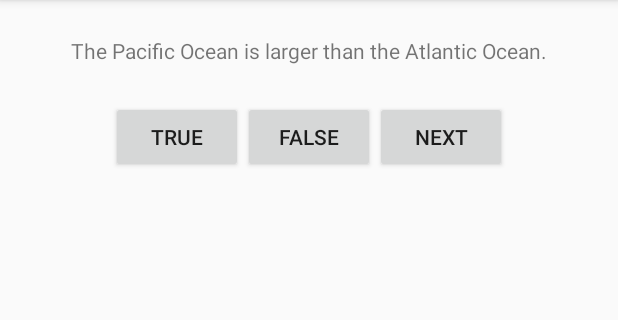
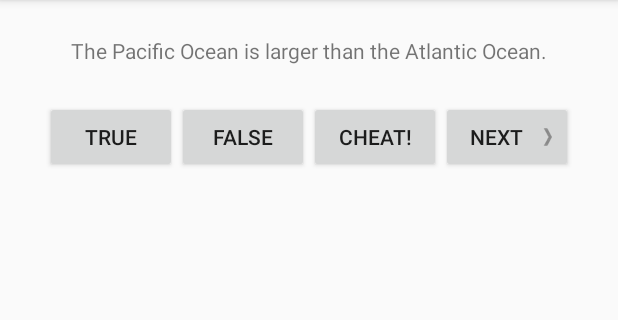
Before and after one commit to maugomez77/GeoQuizz, an Android app: the screen it shows after launch (QuizActivity), on a phone screen of 412 x 824 dp, the part 84-404 px from its top. Run offline under Robolectric (Android 15) with nearby library versions, the phone set to English and light mode, and no system bars.

Commit message:
Adding the cheat parts plus new screens

```diff
--- a/app/src/main/java/com/example/mgomez/geoquizz/QuizActivity.java
+++ b/app/src/main/java/com/example/mgomez/geoquizz/QuizActivity.java
@@ -1,5 +1,7 @@
 package com.example.mgomez.geoquizz;
 
+import android.app.Activity;
+import android.content.Intent;
 import android.support.v7.app.AppCompatActivity;
 import android.os.Bundle;
 import android.util.Log;
@@ -11,10 +13,14 @@ import android.widget.Toast;
 public class QuizActivity extends AppCompatActivity {
 
     private static final String TAG = "QuizActivity";
+    private static final String KEY_INDEX = "index";
+    private static final int REQUEST_CODE_CHEAT = 0;
 
     private Button mTrueButton;
     private Button mFalseButton;
     private Button mNextButton;
+    private Button mCheatButton;
+
     private TextView mQuestionTextView;
 
     private Question[] mQuestionBank = new Question[] {
@@ -26,6 +32,7 @@ public class QuizActivity extends AppCompatActivity {
     };
 
     private int mCurrentIndex = 0;
+    private boolean mIsCheater;
 
     @Override
     public void onStart() {
@@ -63,6 +70,13 @@ public class QuizActivity extends AppCompatActivity {
         Log.d(TAG,  "onCreate(Bundle) called");
         setContentView(R.layout.activity_quiz);
 
+        //between the changes according to orientation, keyboard, language
+        //android will call the destroy, but provides a method
+        //to save the current state before killing the app
+        if (savedInstanceState != null) {
+            mCurrentIndex = savedInstanceState.getInt(KEY_INDEX, 0);
+        }
+
         mQuestionTextView = (TextView) findViewById(R.id.question_text_view);
         updateQuestion();
 
@@ -89,7 +103,22 @@ public class QuizActivity extends AppCompatActivity {
             @Override
             public void onClick(View v) {
                 mCurrentIndex = (mCurrentIndex + 1) % mQuestionBank.length;
+                mIsCheater = false;
                 updateQuestion();
+            }
+        });
+
+        mCheatButton = (Button) findViewById(R.id.cheat_button);
+        mCheatButton.setOnClickListener(new View.OnClickListener() {
+            @Override
+            public void onClick(View v) {
+                //start cheat activity
+                //Intent i = new Intent(QuizActivity.this, CheatActivity.class);
+
+                boolean answerIsTrue = mQuestionBank[mCurrentIndex].isAnswerTrue();
+                Intent i = CheatActivity.newIntent(QuizActivity.this, answerIsTrue);
+                //startActivity(i);
+                startActivityForResult(i, REQUEST_CODE_CHEAT);
             }
         });
 
@@ -103,12 +132,38 @@ public class QuizActivity extends AppCompatActivity {
     private void checkAnswer(boolean userPressedTrue) {
         boolean answerIsTrue = mQuestionBank[mCurrentIndex].isAnswerTrue();
         int messageResId = 0;
-        if (userPressedTrue == answerIsTrue) {
-            messageResId = R.string.correct_toast;
+        if (mIsCheater) {
+            messageResId = R.string.judgement_toast;
         } else {
-            messageResId = R.string.incorrect_toast;
+            if (userPressedTrue == answerIsTrue) {
+                messageResId = R.string.correct_toast;
+            } else {
+                messageResId = R.string.incorrect_toast;
+            }
         }
 
         Toast.makeText(this, messageResId, Toast.LENGTH_LONG).show();
     }
+
+    @Override
+    public void onSaveInstanceState(Bundle savedInstanceState) {
+        super.onSaveInstanceState(savedInstanceState);
+        Log.i(TAG, "onSaveInstanceState " + mCurrentIndex);
+        savedInstanceState.putInt(KEY_INDEX, mCurrentIndex);
+    }
+
+    @Override
+    protected void onActivityResult(int requestCode, int resultCode, Intent data) {
+        if (resultCode != Activity.RESULT_OK) {
+            return;
+        }
+
+        if (requestCode == REQUEST_CODE_CHEAT) {
+            if (data == null) {
+                return;
+            }
+
+            mIsCheater = CheatActivity.wasAnswerShown(data);
+        }
+    }
 }
--- /dev/null
+++ b/app/src/main/res/layout-land/activity_quiz.xml
@@ -0,0 +1,49 @@
+<?xml version="1.0" encoding="utf-8"?>
+<FrameLayout  xmlns:android="http://schemas.android.com/apk/res/android"
+              android:layout_width="match_parent"
+              android:layout_height="match_parent" >
+
+    <TextView
+        android:id="@+id/question_text_view"
+        android:layout_width="wrap_content"
+        android:layout_height="wrap_content"
+        android:layout_gravity="center_horizontal"
+        android:padding="24dp" />
+
+    <LinearLayout
+        android:layout_width="wrap_content"
+        android:layout_height="wrap_content"
+        android:layout_gravity="center_vertical|center_horizontal"
+        android:orientation="horizontal">
+
+        <Button
+            android:layout_width="wrap_content"
+            android:layout_height="wrap_content"
+            android:text="@string/true_button"
+            android:id="@+id/true_button"/>
+
+        <Button
+            android:layout_width="wrap_content"
+            android:layout_height="wrap_content"
+            android:text="@string/false_button"
+            android:id="@+id/false_button"/>
+
+    </LinearLayout>
+
+    <Button
+        android:id="@+id/cheat_button"
+        android:layout_width="wrap_content"
+        android:layout_height="wrap_content"
+        android:layout_gravity="bottom|center"
+        android:text="@string/cheat_button"/>
+
+    <Button
+        android:id="@+id/next_button"
+        android:layout_width="wrap_content"
+        android:layout_height="wrap_content"
+        android:layout_gravity="bottom|right"
+        android:text="@string/next_button"
+        android:drawableRight="@drawable/arrow_right"
+        android:drawablePadding="4dp" />
+
+</FrameLayout>
--- a/app/src/main/res/layout/activity_quiz.xml
+++ b/app/src/main/res/layout/activity_quiz.xml
@@ -29,9 +29,17 @@
             android:id="@+id/false_button"/>
 
         <Button
+            android:id="@+id/cheat_button"
+            android:layout_width="wrap_content"
+            android:layout_height="wrap_content"
+            android:text="@string/cheat_button"/>
+
+        <Button
             android:id="@+id/next_button"
             android:layout_width="wrap_content"
             android:layout_height="wrap_content"
-            android:text="@string/next_button" />
+            android:text="@string/next_button"
+            android:drawableRight="@drawable/arrow_right"
+            android:drawablePadding="4dp" />
     </LinearLayout>
 </LinearLayout>
--- a/app/src/main/res/values/strings.xml
+++ b/app/src/main/res/values/strings.xml
@@ -11,4 +11,9 @@
     <string name="question_africa">The source of the Nile River is in Egypt.</string>
     <string name="question_americas">The Amazon River is the longest river in the Americas.</string>
     <string name="question_asia">Lake Baikal is the world\'s oldest and deepest freshwater lake.</string>
+
+    <string name="warning_text">Are you sure you want to do this?</string>
+    <string name="show_answer_button">Show Answer</string>
+    <string name="cheat_button">Cheat!</string>
+    <string name="judgement_toast">Cheating is wrong.</string>
 </resources>
```
Also changed, not shown: app/src/main/AndroidManifest.xml (+7 -5 lines), app/src/main/java/com/example/mgomez/geoquizz/CheatActivity.java (added, +58 -0 lines), app/src/main/res/layout/activity_cheat.xml (added, +30 -0 lines), app/src/main/res/drawable-hdpi/arrow_left.png (added), app/src/main/res/drawable-hdpi/arrow_right.png (added), app/src/main/res/drawable-mdpi/arrow_left.png (added), app/src/main/res/drawable-mdpi/arrow_right.png (added), app/src/main/res/drawable-xhdpi/arrow_left.png (added), app/src/main/res/drawable-xhdpi/arrow_right.png (added), app/src/main/res/drawable-xxhdpi/arrow_left.png (added), app/src/main/res/drawable-xxhdpi/arrow_right.png (added).
